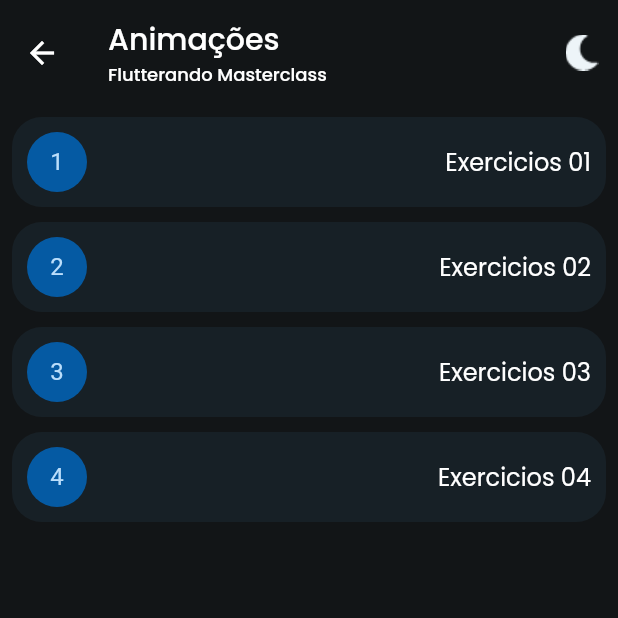
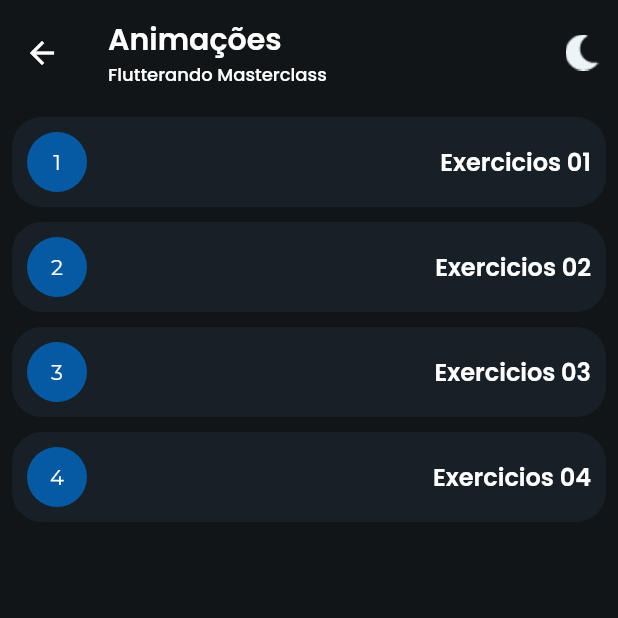
Before and after one commit to tecrodrigocastro/app_flutterando_masterclass, a Flutter app: the screen it shows after launch, after a tap on "Ver mais", on a phone screen of 412 x 824 dp, the top half of it. Run offline on Flutter 3.47's test engine with Material 2 defaults, Android fonts, the phone set to English and light mode, and no system bars; our stand-ins replace google_fonts; network calls fail.

Commit message:
Switch theme dark and ligth

```diff
--- a/lib/main.dart
+++ b/lib/main.dart
@@ -1,21 +1,38 @@
 import 'package:app_masterclass_flutterando/pages/splash_page/splash_page.dart';
+import 'package:app_masterclass_flutterando/utils/theme_schema.dart';
 import 'package:flutter/material.dart';
 
 void main() {
   runApp(const MyApp());
 }
 
-class MyApp extends StatelessWidget {
+class MyApp extends StatefulWidget {
   const MyApp({Key? key}) : super(key: key);
+
+  @override
+  State<MyApp> createState() => MyAppState();
+}
+
+class MyAppState extends State<MyApp> {
+  ThemeMode themeMode = ThemeMode.dark;
+  switchTheme() {
+    setState(() {
+      if (themeMode == ThemeMode.dark) {
+        themeMode = ThemeMode.light;
+      } else {
+        themeMode = ThemeMode.dark;
+      }
+    });
+  }
 
   @override
   Widget build(BuildContext context) {
     return MaterialApp(
       debugShowCheckedModeBanner: false,
       title: 'App Masterclass',
-      theme: ThemeData(
-        primarySwatch: Colors.blue,
-      ),
+      themeMode: themeMode,
+      theme: ThemeSchema().isLigth(),
+      darkTheme: ThemeSchema().isDark(),
       home: const SplashPage(),
     );
   }
--- a/lib/pages/details_page/details_page.dart
+++ b/lib/pages/details_page/details_page.dart
@@ -19,7 +19,7 @@ class _DetailsPageState extends State<DetailsPage> {
   Widget build(BuildContext context) {
     return Scaffold(
       appBar: customAppBar(context, widget.title, false),
-      backgroundColor: backgroundColor,
+      backgroundColor: Theme.of(context).backgroundColor,
       body: Padding(
         padding: const EdgeInsets.all(8.0),
         child: ListView.separated(
@@ -30,22 +30,22 @@ class _DetailsPageState extends State<DetailsPage> {
               padding: const EdgeInsets.symmetric(horizontal: 10),
               height: 60,
               decoration: BoxDecoration(
-                color: cardColor,
+                color: Theme.of(context).cardColor,
                 borderRadius: BorderRadius.circular(20),
               ),
               child: Row(
                 children: [
                   CircleAvatar(
-                    backgroundColor: primaryColor,
-                    child: Text('${index + 1}'),
+                    backgroundColor: Theme.of(context).primaryColor,
+                    child: Text(
+                      '${index + 1}',
+                      style: Theme.of(context).textTheme.bodyText1,
+                    ),
                   ),
                   const Spacer(),
                   Text(
                     'Exercicios 0${index + 1}',
-                    style: GoogleFonts.poppins(
-                      fontSize: 16,
-                      color: Colors.white,
-                    ),
+                    style: Theme.of(context).textTheme.headline2,
                   ),
                 ],
               ),
--- a/lib/pages/home_page/home_page.dart
+++ b/lib/pages/home_page/home_page.dart
@@ -18,7 +18,7 @@ class _HomePageState extends State<HomePage> {
   @override
   Widget build(BuildContext context) {
     return Scaffold(
-      backgroundColor: backgroundColor,
+      backgroundColor: Theme.of(context).backgroundColor,
       appBar: customAppBar(context, 'Atividades', true),
       body: Padding(
         padding: const EdgeInsets.all(5),
--- a/lib/pages/splash_page/splash_page.dart
+++ b/lib/pages/splash_page/splash_page.dart
@@ -12,12 +12,17 @@ class SplashPage extends StatefulWidget {
 }
 
 class _SplashPageState extends State<SplashPage> {
+  bool isLoading = false;
   @override
   void initState() {
     super.initState();
-
     Timer(
-      const Duration(seconds: 2),
+        const Duration(seconds: 1),
+        () => setState(() {
+              isLoading = true;
+            }));
+    Timer(
+      const Duration(milliseconds: 2000),
       () {
         Navigator.pushReplacement(
             context, MaterialPageRoute(builder: (context) => const HomePage()));
@@ -27,16 +32,20 @@ class _SplashPageState extends State<SplashPage> {
 
   @override
   Widget build(BuildContext context) {
-    return const Scaffold(
+    return Scaffold(
       backgroundColor: backgroundColor,
       body: SizedBox(
         height: double.infinity,
         width: double.infinity,
         child: Align(
           alignment: Alignment.center,
-          child: Image(
-            image: AssetImage('images/logo.png'),
-            fit: BoxFit.scaleDown,
+          child: AnimatedContainer(
+            duration: const Duration(seconds: 1),
+            curve: Curves.elasticIn,
+            width: !isLoading ? 100 : 300,
+            child: const Image(
+              image: AssetImage('images/masterclass_logo.png'),
+            ),
           ),
         ),
       ),
--- /dev/null
+++ b/lib/utils/theme_schema.dart
@@ -0,0 +1,49 @@
+import 'package:flutter/material.dart';
+import 'package:google_fonts/google_fonts.dart';
+
+class ThemeSchema {
+  ThemeData isDark() {
+    return ThemeData(
+      primaryColor: const Color(0xff055aa3),
+      highlightColor: const Color(0xffedf4f8),
+      primaryColorDark: const Color(0xff055aa3),
+      cardColor: const Color(0xff172026),
+      backgroundColor: const Color(0xff121517),
+      textTheme: TextTheme(
+        headline1: GoogleFonts.poppins(
+            fontSize: 20, fontWeight: FontWeight.w600, color: Colors.white),
+        headline2: GoogleFonts.poppins(
+            fontSize: 16, fontWeight: FontWeight.w600, color: Colors.white),
+        headline3: GoogleFonts.poppins(fontSize: 12, color: Colors.white),
+        bodyText1: GoogleFonts.montserrat(
+            fontSize: 14, fontWeight: FontWeight.normal, color: Colors.white),
+        bodyText2: GoogleFonts.montserrat(
+          fontSize: 12,
+          fontWeight: FontWeight.normal,
+          color: const Color(0xff51565a),
+        ),
+      ),
+    );
+  }
+
+  ThemeData isLigth() {
+    return ThemeData(
+      primaryColor: const Color(0xff055aa3),
+      highlightColor: const Color(0xff172026),
+      primaryColorLight: const Color(0xff055aa3),
+      cardColor: const Color(0xffedf4f8),
+      backgroundColor: const Color(0xffd6dfe4),
+      textTheme: TextTheme(
+        headline1: GoogleFonts.poppins(
+            fontSize: 20, fontWeight: FontWeight.w600, color: Colors.black),
+        headline2: GoogleFonts.poppins(
+            fontSize: 16, fontWeight: FontWeight.w600, color: Colors.black),
+        headline3: GoogleFonts.poppins(fontSize: 12, color: Colors.black),
+        bodyText1: GoogleFonts.montserrat(
+            fontSize: 14, fontWeight: FontWeight.w500, color: Colors.black),
+        bodyText2: GoogleFonts.montserrat(
+            fontSize: 12, fontWeight: FontWeight.w500, color: Colors.black),
+      ),
+    );
+  }
+}
--- a/lib/widgets/custom_app_bar.dart
+++ b/lib/widgets/custom_app_bar.dart
@@ -1,17 +1,19 @@
+import 'package:app_masterclass_flutterando/main.dart';
 import 'package:app_masterclass_flutterando/utils/color_schema.dart';
 import 'package:flutter/material.dart';
 
 import 'package:google_fonts/google_fonts.dart';
 
 AppBar customAppBar(BuildContext context, String title, bool isLogo) {
+  final appState = context.findAncestorStateOfType<MyAppState>();
   return AppBar(
     toolbarHeight: 70,
-    backgroundColor: backgroundColor,
+    backgroundColor: Theme.of(context).backgroundColor,
     elevation: 0,
     leading: isLogo
         ? const Image(
             image: AssetImage(
-              'images/icones/logo_simples.png',
+              'images/icones/logo.png',
             ),
             fit: BoxFit.contain,
           )
@@ -19,10 +21,7 @@ AppBar customAppBar(BuildContext context, String title, bool isLogo) {
     title: RichText(
       text: TextSpan(
         text: '$title\n',
-        style: GoogleFonts.poppins(
-          fontSize: 20,
-          fontWeight: FontWeight.w500,
-        ),
+        style: Theme.of(context).textTheme.headline1,
         children: [
           TextSpan(
             text: 'Flutterando Masterclass',
@@ -36,11 +35,17 @@ AppBar customAppBar(BuildContext context, String title, bool isLogo) {
     ),
     actions: [
       IconButton(
-        onPressed: () {},
-        icon: const Image(
-          image: AssetImage('images/icones/moon.png'),
-        ),
-      )
+        onPressed: () {
+          appState?.switchTheme();
+        },
+        icon: appState?.themeMode == ThemeMode.dark
+            ? const Image(
+                image: AssetImage('images/icones/moon.png'),
+              )
+            : const Image(
+                image: AssetImage('images/icones/Icon awesome-moon.png'),
+              ),
+      ),
     ],
   );
 }
--- a/lib/widgets/custom_bottom_natigation.dart
+++ b/lib/widgets/custom_bottom_natigation.dart
@@ -1,11 +1,16 @@
 import 'package:app_masterclass_flutterando/pages/about_page/about_dev_page.dart';
-import 'package:app_masterclass_flutterando/pages/details_page/details_page.dart';
 import 'package:app_masterclass_flutterando/pages/home_page/home_page.dart';
+import 'package:app_masterclass_flutterando/pages/repositories/repositories_page.dart';
+import 'package:app_masterclass_flutterando/utils/color_schema.dart';
 import 'package:flutter/material.dart';
 
 import 'package:google_fonts/google_fonts.dart';
 
+import '../main.dart';
+
 Widget customBottomNavigation(BuildContext context) {
+  final appState = context.findAncestorStateOfType<MyAppState>();
+
   return Container(
     padding: const EdgeInsets.all(10),
     height: 70,
@@ -24,36 +29,54 @@ Widget customBottomNavigation(BuildContext context) {
           },
           child: Column(
             children: [
-              const Image(
-                image: AssetImage('images/icones/targed.png'),
+              Icon(
+                Icons.track_changes,
+                color: Theme.of(context).highlightColor,
               ),
               const SizedBox(height: 5),
               Text(
                 'Atividades',
-                style: GoogleFonts.montserrat(
-                  color: Colors.white,
-                  fontSize: 12,
-                  fontWeight: FontWeight.w500,
-                ),
+                style: Theme.of(context).textTheme.bodyText1,
               )
             ],
           ),
         ),
-        Column(
+        Container(
+          height: 50,
+          width: 1,
+          color: textColor,
+        ),
+        GestureDetector(
+          onTap: () {
+            Navigator.pushReplacement(
+              context,
+              MaterialPageRoute(
+                builder: (context) => const RepositoriesPage(),
+              ),
+            );
+          },
+          child: Column(
             children: [
-            const Image(
+              appState?.themeMode == ThemeMode.dark
+                  ? const Image(
                       image: AssetImage('images/icones/github.png'),
+                    )
+                  : const Image(
+                      image:
+                          AssetImage('images/icones/Icon awesome-github.png'),
                     ),
               const SizedBox(height: 7),
               Text(
                 'Repositorios',
-              style: GoogleFonts.montserrat(
-                color: Colors.white,
-                fontSize: 12,
-                fontWeight: FontWeight.w500,
-              ),
+                style: Theme.of(context).textTheme.bodyText1,
               )
             ],
+          ),
+        ),
+        Container(
+          height: 50,
+          width: 1,
+          color: textColor,
         ),
         GestureDetector(
           onTap: () {
@@ -66,19 +89,15 @@ Widget customBottomNavigation(BuildContext context) {
           },
           child: Column(
             children: [
-              const Icon(
+              Icon(
                 Icons.person,
-                color: Colors.white,
+                color: Theme.of(context).highlightColor,
                 size: 27,
               ),
               const SizedBox(height: 5),
               Text(
                 'Sobre o dev',
-                style: GoogleFonts.montserrat(
-                  color: Colors.white,
-                  fontSize: 12,
-                  fontWeight: FontWeight.w500,
-                ),
+                style: Theme.of(context).textTheme.bodyText1,
               )
             ],
           ),
--- a/lib/widgets/custom_card_home.dart
+++ b/lib/widgets/custom_card_home.dart
@@ -1,4 +1,5 @@
 // ignore_for_file: public_member_api_docs, sort_constructors_first
+import 'package:app_masterclass_flutterando/main.dart';
 import 'package:flutter/material.dart';
 import 'package:flutter/src/foundation/key.dart';
 import 'package:flutter/src/widgets/framework.dart';
@@ -23,11 +24,13 @@ class CustomCardHome extends StatelessWidget {
 
   @override
   Widget build(BuildContext context) {
+    final appState = context.findAncestorStateOfType<MyAppState>();
+
     return Container(
       padding: const EdgeInsets.all(12),
       height: 220,
       decoration: BoxDecoration(
-        color: cardColor,
+        color: Theme.of(context).cardColor,
         borderRadius: BorderRadius.circular(20),
       ),
       child: Column(
@@ -42,26 +45,16 @@ class CustomCardHome extends StatelessWidget {
               const SizedBox(width: 10),
               Text(
                 title,
-                style: GoogleFonts.poppins(
-                  fontSize: 16,
-                  color: Colors.white,
-                ),
+                style: Theme.of(context).textTheme.headline2,
               ),
               const Spacer(),
               Text(
                 'Exercicios: ',
-                style: GoogleFonts.montserrat(
-                  color: textColor,
-                  fontSize: 12,
-                  fontWeight: FontWeight.normal,
-                ),
+                style: Theme.of(context).textTheme.bodyText2,
               ),
               Text(
                 '$qtd',
-                style: GoogleFonts.poppins(
-                  fontSize: 12,
-                  color: Colors.white,
-                ),
+                style: Theme.of(context).textTheme.bodyText1,
               ),
             ],
           ),
@@ -77,17 +70,18 @@ class CustomCardHome extends StatelessWidget {
           const Spacer(),
           Row(
             children: [
-              const Image(
-                image: AssetImage('images/icones/github.png'),
-              ),
+              appState?.themeMode == ThemeMode.dark
+                  ? const Image(
+                      image: AssetImage('images/icones/github.png'),
+                    )
+                  : const Image(
+                      image:
+                          AssetImage('images/icones/Icon awesome-github.png'),
+                    ),
               const SizedBox(width: 10),
               Text(
                 'Acessar código fonte',
-                style: GoogleFonts.montserrat(
-                  color: Colors.white,
-                  fontSize: 12,
-                  fontWeight: FontWeight.w500,
-                ),
+                style: Theme.of(context).textTheme.bodyText1,
               ),
               const Spacer(),
               InkWell(
```
Also changed, not shown: lib/pages/about_page/about_dev_page.dart (+6 -18 lines), lib/pages/repositories/repositories_page.dart (added, +24 -0 lines), lib/widgets/card_about_widget.dart (+13 -22 lines), images/icones/Icon awesome-github.png (added), images/icones/Icon awesome-instagram.svg (deleted), images/icones/Icon awesome-moon.png (added), images/icones/download.png (deleted), images/icones/logo.png (renamed from images/icones/logo_simples.png), images/icones/targed.png (deleted), images/masterclass_logo.png (added), images/masterclass_logo@2x.png (added), images/masterclass_logo@3x.png (added). Lines whose indentation alone changed are shown as unchanged.
